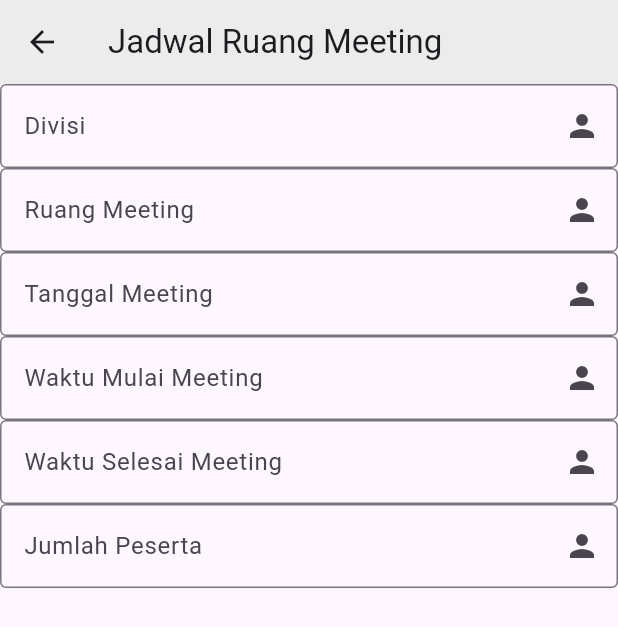
After one commit to derynusaputra/testftldery, a Flutter app: the JadwalMeetPage screen opened directly, on a phone screen of 412 x 824 dp. The commit adds this screen. Shown: the top 627 px of the screen. Run offline on Flutter 3.47's test engine with Material 3 defaults, Android fonts, the phone set to English and light mode, and no system bars; our stand-ins replace flutter_screenutil, get, get_storage; accounts and stored records are empty.

Commit message:
fix full task

```diff
--- /dev/null
+++ b/lib/pages/meeting/jadwa_meet_page.dart
@@ -0,0 +1,71 @@
+import 'package:flutter/material.dart';
+
+class JadwalMeetPage extends StatelessWidget {
+  final _nameC = TextEditingController();
+  @override
+  Widget build(BuildContext context) {
+    return Scaffold(
+        appBar: AppBar(
+          title: Text("Jadwal Ruang Meeting"),
+          backgroundColor: Color(0xffECECEC),
+        ),
+        body: ListView(
+          children: [
+            TextFormField(
+              controller: _nameC,
+              decoration: InputDecoration(
+                labelText: 'Divisi',
+                // hintText: 'Enter your name',
+                border: OutlineInputBorder(),
+                suffixIcon: Icon(Icons.person),
+              ),
+            ),
+            TextFormField(
+              controller: _nameC,
+              decoration: InputDecoration(
+                labelText: 'Ruang Meeting',
+                // hintText: 'Enter your name',
+                border: OutlineInputBorder(),
+                suffixIcon: Icon(Icons.person),
+              ),
+            ),
+            TextFormField(
+              controller: _nameC,
+              decoration: InputDecoration(
+                labelText: 'Tanggal Meeting',
+                // hintText: 'Enter your name',
+                border: OutlineInputBorder(),
+                suffixIcon: Icon(Icons.person),
+              ),
+            ),
+            TextFormField(
+              controller: _nameC,
+              decoration: InputDecoration(
+                labelText: 'Waktu Mulai Meeting',
+                // hintText: 'Enter your name',
+                border: OutlineInputBorder(),
+                suffixIcon: Icon(Icons.person),
+              ),
+            ),
+            TextFormField(
+              controller: _nameC,
+              decoration: InputDecoration(
+                labelText: 'Waktu Selesai Meeting',
+                // hintText: 'Enter your name',
+                border: OutlineInputBorder(),
+                suffixIcon: Icon(Icons.person),
+              ),
+            ),
+            TextFormField(
+              controller: _nameC,
+              decoration: InputDecoration(
+                labelText: 'Jumlah Peserta',
+                // hintText: 'Enter your name',
+                border: OutlineInputBorder(),
+                suffixIcon: Icon(Icons.person),
+              ),
+            ),
+          ],
+        ));
+  }
+}
```
Also changed, not shown: lib/pages/home/home_page.dart (+14 -2 lines), lib/pages/meeting/booking_meet_page.dart (added, +36 -0 lines).
